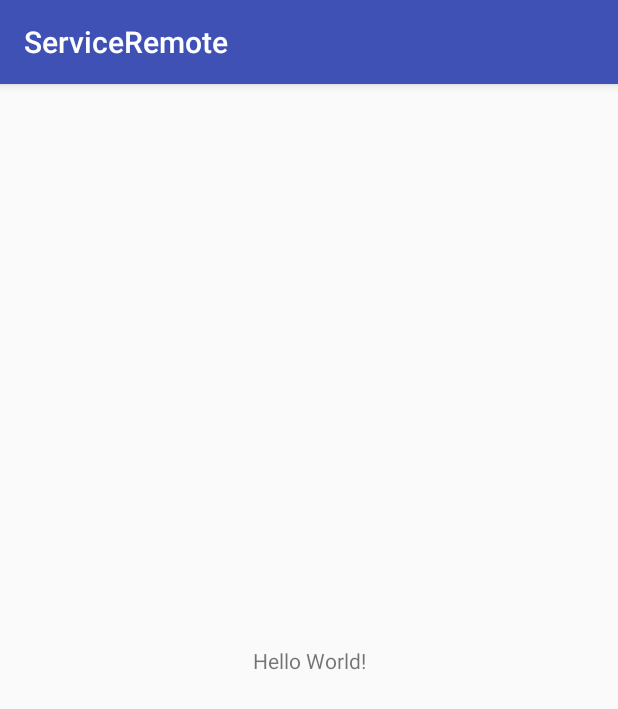
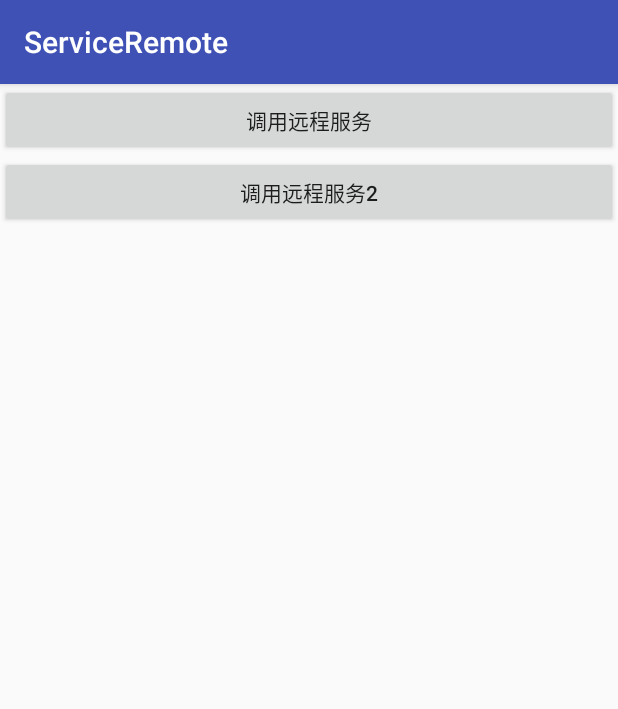
Before and after one commit to maogefff/AndroidTest, an Android app: the screen it shows after launch (MainActivity), on a phone screen of 412 x 824 dp. Shown: the top 709 px of the screen. Run offline under Robolectric (Android 15) with nearby library versions, the phone set to English and light mode, and no system bars; libraries missing offline, so code that uses them is left out: com.aplex.servicetest.

Commit message:
<--V2.0-->: aidl remote service success

```diff
--- a/ServiceRemote/app/src/main/AndroidManifest.xml
+++ b/ServiceRemote/app/src/main/AndroidManifest.xml
@@ -2,6 +2,9 @@
 <manifest xmlns:android="http://schemas.android.com/apk/res/android"
     package="com.example.tony.serviceremote">
 
+    <uses-sdk android:minSdkVersion="23"
+        android:maxSdkVersion="26"
+        android:targetSdkVersion="26"></uses-sdk>
     <application
         android:allowBackup="true"
         android:icon="@mipmap/ic_launcher"
--- a/ServiceRemote/app/src/main/java/com/example/tony/serviceremote/MainActivity.java
+++ b/ServiceRemote/app/src/main/java/com/example/tony/serviceremote/MainActivity.java
@@ -1,13 +1,70 @@
 package com.example.tony.serviceremote;
 
+import android.app.Service;
+import android.content.ComponentName;
+import android.content.Intent;
+import android.content.ServiceConnection;
+import android.os.IBinder;
+import android.os.RemoteException;
 import android.support.v7.app.AppCompatActivity;
 import android.os.Bundle;
+import android.util.Log;
+import android.view.View;
+import android.widget.Button;
+
+import com.aplex.servicetest.IMyServiceBinder;
 
 public class MainActivity extends AppCompatActivity {
 
+    String TAG = "MainActivity";
+    Intent it;
+    Button bt;
+    Button bt2;
+    private IMyServiceBinder myServiceBinder;
+    ServiceConnection sc = new ServiceConnection(){
+        @Override
+        public void onServiceConnected(ComponentName componentName, IBinder iBinder) {
+            Log.d(TAG, "222onServiceConnected");
+            myServiceBinder = IMyServiceBinder.Stub.asInterface(iBinder);
+            Log.d(TAG, "222onServiceConnected");
+        }
+
+        @Override
+        public void onServiceDisconnected(ComponentName componentName) {
+            myServiceBinder = null;
+        }
+    };
     @Override
     protected void onCreate(Bundle savedInstanceState) {
         super.onCreate(savedInstanceState);
         setContentView(R.layout.activity_main);
+
+        bt = (Button)findViewById(R.id.bt);
+        bt2 = (Button)findViewById(R.id.bt2);
+        bt.setOnClickListener(new View.OnClickListener() {
+            @Override
+            public void onClick(View view) {
+                it = new Intent();
+                Log.d(TAG, "222");
+                it.setAction("android.intent.action.Myservice");
+                //Intent service, ServiceConnection conn, int flags
+                it.setPackage("com.aplex.servicetest");
+                bindService(it, sc, Service.BIND_AUTO_CREATE);
+            }
+        });
+
+        bt2.setOnClickListener(new View.OnClickListener() {
+            @Override
+            public void onClick(View view) {
+                try {
+                    Log.d(TAG, "555");
+                    myServiceBinder.callService();
+                } catch (RemoteException e) {
+                    e.printStackTrace();
+                }
+            }
+        });
     }
+
+
 }
--- a/ServiceRemote/app/src/main/res/layout/activity_main.xml
+++ b/ServiceRemote/app/src/main/res/layout/activity_main.xml
@@ -1,18 +1,23 @@
 <?xml version="1.0" encoding="utf-8"?>
-<android.support.constraint.ConstraintLayout xmlns:android="http://schemas.android.com/apk/res/android"
+<LinearLayout xmlns:android="http://schemas.android.com/apk/res/android"
     xmlns:app="http://schemas.android.com/apk/res-auto"
     xmlns:tools="http://schemas.android.com/tools"
     android:layout_width="match_parent"
     android:layout_height="match_parent"
+    android:orientation="vertical"
     tools:context="com.example.tony.serviceremote.MainActivity">
 
-    <TextView
-        android:layout_width="wrap_content"
+    <Button
+        android:layout_width="match_parent"
         android:layout_height="wrap_content"
-        android:text="Hello World!"
-        app:layout_constraintBottom_toBottomOf="parent"
-        app:layout_constraintLeft_toLeftOf="parent"
-        app:layout_constraintRight_toRightOf="parent"
-        app:layout_constraintTop_toTopOf="parent" />
+        android:text="调用远程服务"
+        android:id="@+id/bt"/>
 
-</android.support.constraint.ConstraintLayout>
+    <Button
+        android:layout_width="match_parent"
+        android:layout_height="wrap_content"
+        android:text="调用远程服务2"
+        android:id="@+id/bt2"/>
+
+
+</LinearLayout>
```
Also changed, not shown: ServiceRemote/app/src/main/aidl/com/aplex/servicetest/IMyServiceBinder.aidl (added).
